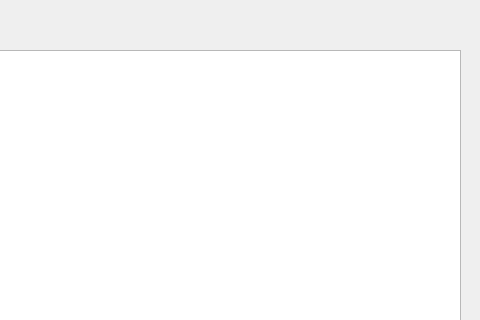
First picture: the form in main.ui, repository lexmarkin/yandexlyceum-git-1, before the edit; both pictures show x 370 to 850 and y 0 to 320 of the 850 by 500 pixel window.
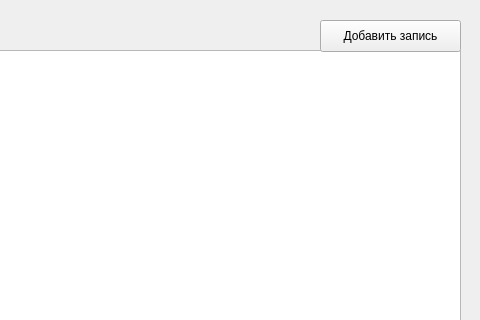
Second picture: the form after the edit.

Diff of the .ui file:
```diff
--- a/main.ui
+++ b/main.ui
@@ -36,6 +36,19 @@
     <string>Просмотр данных о кофе</string>
    </property>
   </widget>
+  <widget class="QPushButton" name="addButton">
+   <property name="geometry">
+    <rect>
+     <x>690</x>
+     <y>20</y>
+     <width>141</width>
+     <height>32</height>
+    </rect>
+   </property>
+   <property name="text">
+    <string>Добавить запись</string>
+   </property>
+  </widget>
  </widget>
  <resources/>
  <connections/>
```
